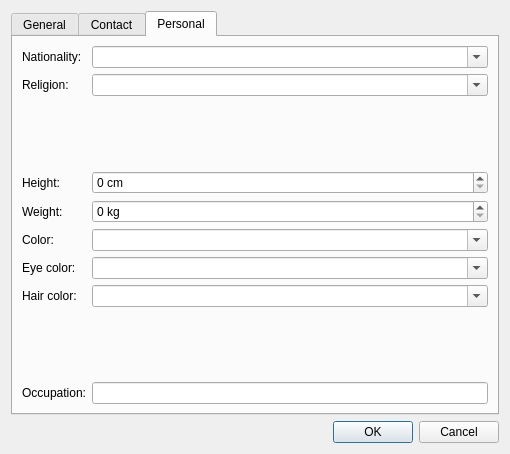
Old version of the form dialogs/persondialog.ui in the repository caybro/pedikree.
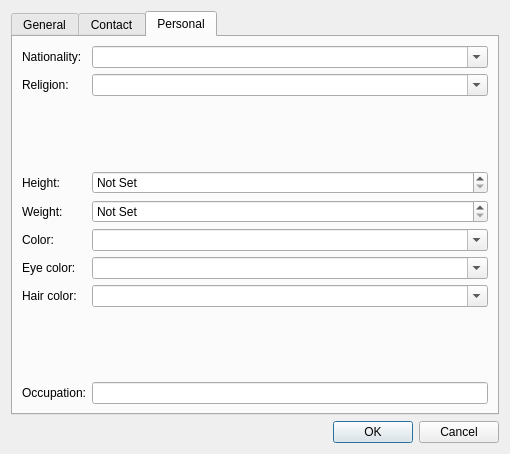
New version of the form. The open tabs and pages were chosen to show the change.

Commit message: improve Person dialog

What changed in the file:
```diff
--- a/dialogs/persondialog.ui
+++ b/dialogs/persondialog.ui
@@ -443,6 +443,9 @@
        </item>
        <item row="3" column="1">
         <widget class="QSpinBox" name="height">
+         <property name="specialValueText">
+          <string>Not Set</string>
+         </property>
          <property name="suffix">
           <string comment="centimeters"> cm</string>
          </property>
@@ -463,6 +466,9 @@
        </item>
        <item row="4" column="1">
         <widget class="QSpinBox" name="weight">
+         <property name="specialValueText">
+          <string>Not Set</string>
+         </property>
          <property name="suffix">
           <string comment="kilograms"> kg</string>
          </property>
```
Left out of the diff: 14 changed lines with no effect on the pictures.
